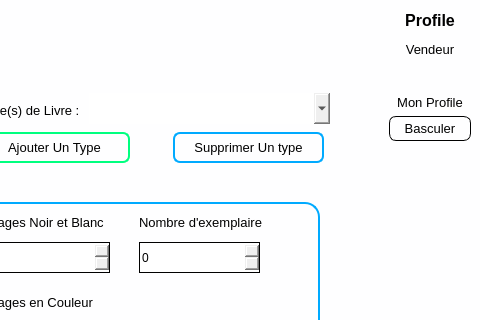
Qt form views/main_window.ui (ninohantonio/Store-Management) before a commit; both pictures show x 887 to 1367 and y 0 to 320 of the 1367 by 701 pixel window.
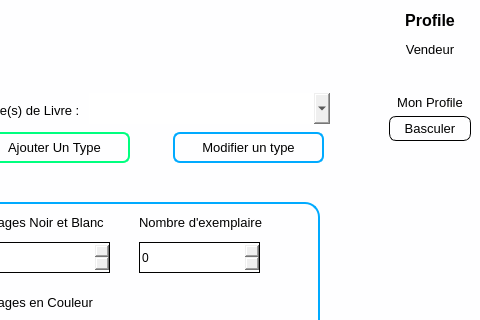
The same form after that commit. The open tabs and pages were chosen to show the change. Icons and pictures are not drawn. Custom widgets are drawn as their Qt base class.

The edit to the form file:
```diff
--- a/views/main_window.ui
+++ b/views/main_window.ui
@@ -1695,7 +1695,7 @@
             <cursorShape>PointingHandCursor</cursorShape>
            </property>
            <property name="text">
-            <string>Supprimer Un type</string>
+            <string>Modifier un type</string>
            </property>
           </widget>
           <widget class="QFrame" name="reliure_form">
```
